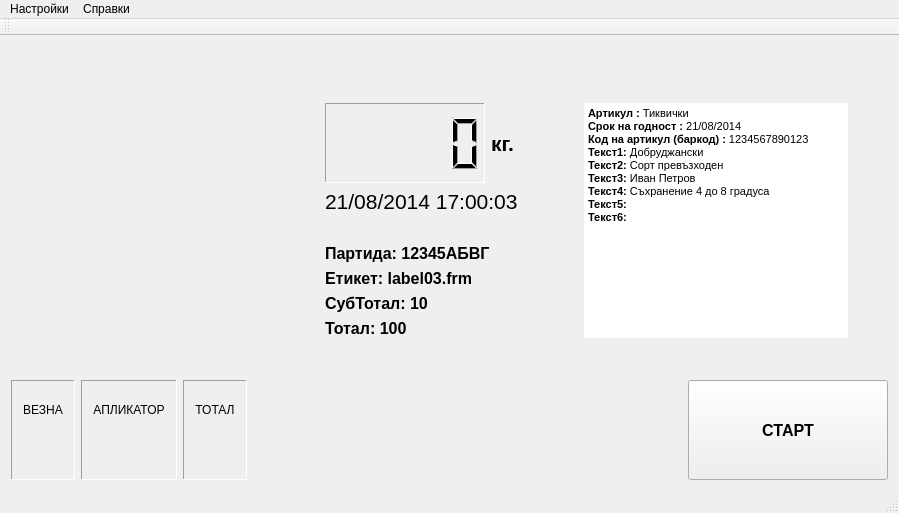
Qt form mainwindow.ui (farm2440/checkweigherPrinter) before a commit.
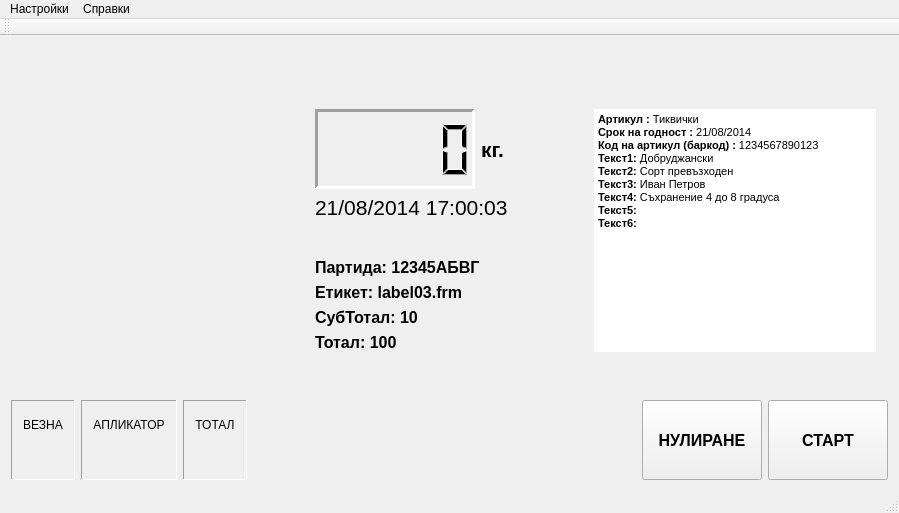
The same form after that commit. Icons and pictures are not drawn.

```diff
--- a/mainwindow.ui
+++ b/mainwindow.ui
@@ -50,6 +50,9 @@
     </item>
     <item>
      <widget class="QFrame" name="frame">
+      <property name="autoFillBackground">
+       <bool>true</bool>
+      </property>
       <property name="frameShape">
        <enum>QFrame::NoFrame</enum>
       </property>
@@ -61,10 +64,10 @@
       </property>
       <layout class="QHBoxLayout" name="horizontalLayout_5">
        <property name="leftMargin">
-        <number>40</number>
+        <number>12</number>
        </property>
        <property name="rightMargin">
-        <number>40</number>
+        <number>12</number>
        </property>
        <item>
         <spacer name="horizontalSpacer_6">
@@ -105,12 +108,18 @@
                  <height>80</height>
                 </size>
                </property>
+               <property name="autoFillBackground">
+                <bool>true</bool>
+               </property>
                <property name="frameShape">
                 <enum>QFrame::Panel</enum>
                </property>
                <property name="frameShadow">
                 <enum>QFrame::Sunken</enum>
                </property>
+               <property name="lineWidth">
+                <number>3</number>
+               </property>
               </widget>
              </item>
              <item>
@@ -409,18 +418,38 @@
         </property>
        </spacer>
       </item>
+      <item>
+       <widget class="QPushButton" name="btnZeroize">
+        <property name="minimumSize">
+         <size>
+          <width>120</width>
+          <height>80</height>
+         </size>
+        </property>
+        <property name="font">
+         <font>
+          <pointsize>12</pointsize>
+          <weight>75</weight>
+          <bold>true</bold>
+         </font>
+        </property>
+        <property name="text">
+         <string>НУЛИРАНЕ</string>
+        </property>
+       </widget>
+      </item>
       <item>
        <widget class="QPushButton" name="btnStartStop">
         <property name="minimumSize">
          <size>
-          <width>200</width>
-          <height>100</height>
+          <width>120</width>
+          <height>80</height>
          </size>
         </property>
         <property name="maximumSize">
          <size>
-          <width>200</width>
-          <height>100</height>
+          <width>120</width>
+          <height>80</height>
          </size>
         </property>
         <property name="font">
```
Left out of the diff: 3 changed lines with no effect on the pictures.
